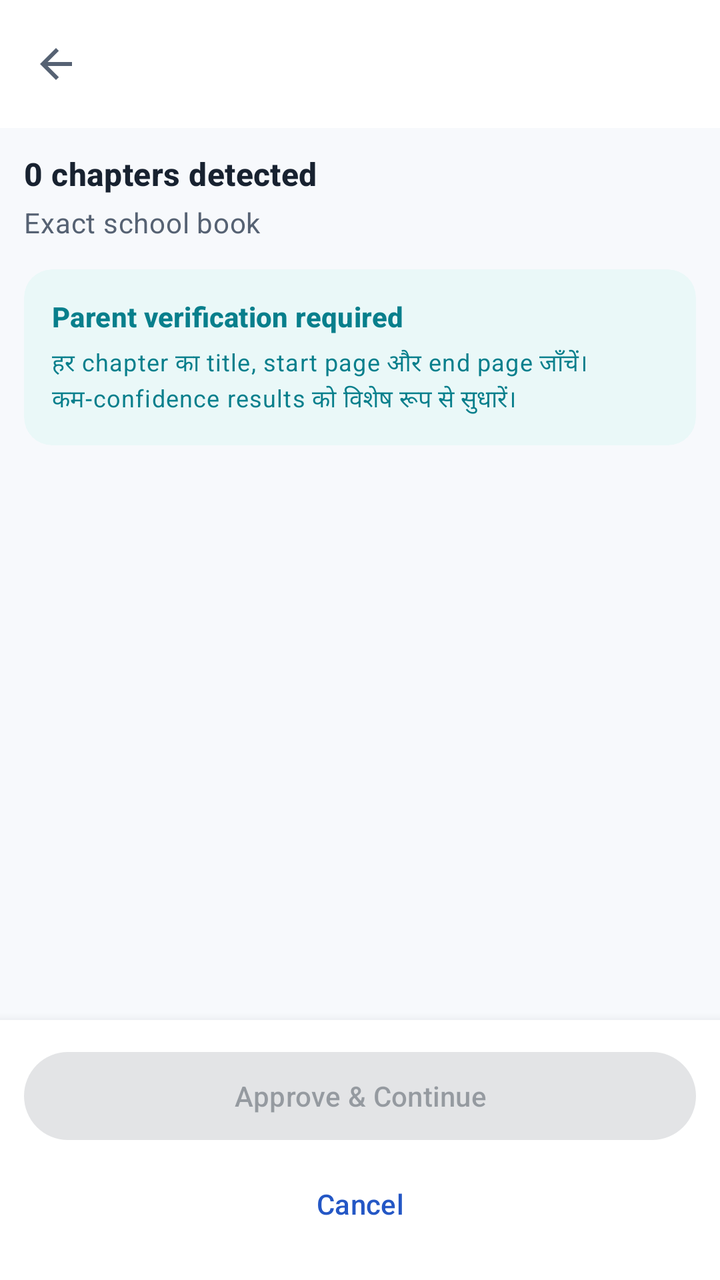
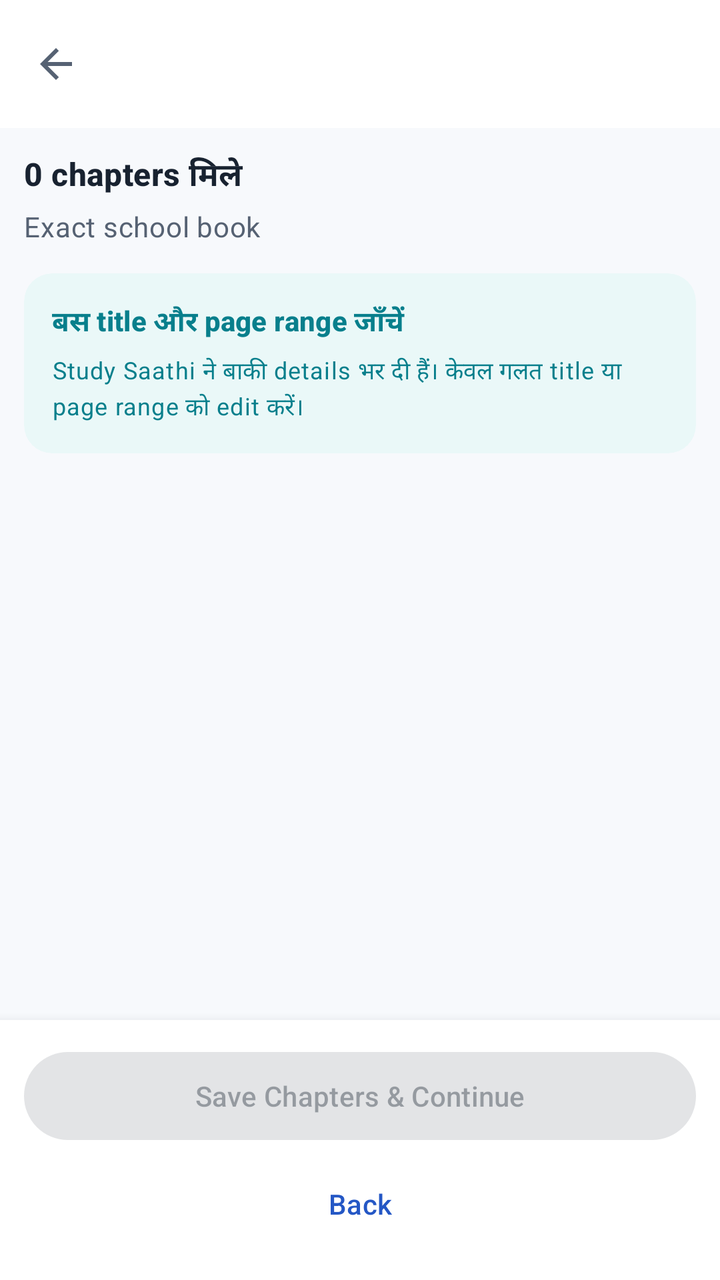

Compare the two renders of this Android layout. The source of the first and the diff that turns it into the second are given below.
<!-- AndroidManifest.xml: application theme Theme.StudySaathi -->
<!-- res/layout/activity_book_chapter_boundary_review.xml -->
<?xml version="1.0" encoding="utf-8"?>
<androidx.coordinatorlayout.widget.CoordinatorLayout
    xmlns:android="http://schemas.android.com/apk/res/android"
    xmlns:app="http://schemas.android.com/apk/res-auto"
    android:layout_width="match_parent"
    android:layout_height="match_parent"
    android:background="?android:attr/colorBackground">

    <com.google.android.material.appbar.MaterialToolbar
        android:id="@+id/chapterBoundaryReviewToolbar"
        android:layout_width="match_parent"
        android:layout_height="?attr/actionBarSize"
        android:background="?attr/colorSurface"
        android:elevation="0dp"
        android:title="Review Detected Chapters"
        app:navigationIcon="@drawable/ic_arrow_back"
        app:titleTextColor="?attr/colorOnSurface" />

    <LinearLayout
        android:layout_width="match_parent"
        android:layout_height="match_parent"
        android:orientation="vertical"
        android:paddingTop="?attr/actionBarSize">

        <LinearLayout
            android:layout_width="match_parent"
            android:layout_height="wrap_content"
            android:orientation="vertical"
            android:paddingStart="12dp"
            android:paddingTop="12dp"
            android:paddingEnd="12dp">

            <TextView
                android:id="@+id/chapterBoundaryReviewSummaryTextView"
                android:layout_width="match_parent"
                android:layout_height="wrap_content"
                android:text="0 chapters detected"
                android:textAppearance="?attr/textAppearanceTitleMedium"
                android:textColor="?attr/colorOnSurface"
                android:textStyle="bold" />

            <TextView
                android:id="@+id/chapterBoundaryReviewBookTitleTextView"
                android:layout_width="match_parent"
                android:layout_height="wrap_content"
                android:layout_marginTop="4dp"
                android:ellipsize="end"
                android:maxLines="2"
                android:text="Exact school book"
                android:textAppearance="?attr/textAppearanceBodyMedium"
                android:textColor="?attr/colorOnSurfaceVariant" />

            <com.google.android.material.card.MaterialCardView
                android:id="@+id/chapterBoundaryReviewWarningCard"
                android:layout_width="match_parent"
                android:layout_height="wrap_content"
                android:layout_marginTop="14dp"
                app:cardBackgroundColor="?attr/colorSecondaryContainer"
                app:cardCornerRadius="14dp"
                app:cardElevation="0dp"
                app:strokeWidth="0dp">

                <LinearLayout
                    android:layout_width="match_parent"
                    android:layout_height="wrap_content"
                    android:orientation="vertical"
                    android:padding="14dp">

                    <TextView
                        android:layout_width="match_parent"
                        android:layout_height="wrap_content"
                        android:text="Parent verification required"
                        android:textAppearance="?attr/textAppearanceTitleSmall"
                        android:textColor="?attr/colorOnSecondaryContainer"
                        android:textStyle="bold" />

                    <TextView
                        android:id="@+id/chapterBoundaryReviewWarningTextView"
                        android:layout_width="match_parent"
                        android:layout_height="wrap_content"
                        android:layout_marginTop="5dp"
                        android:lineSpacingExtra="2dp"
                        android:text="हर chapter का title, start page और end page जाँचें। कम-confidence results को विशेष रूप से सुधारें।"
                        android:textAppearance="?attr/textAppearanceBodySmall"
                        android:textColor="?attr/colorOnSecondaryContainer" />

                </LinearLayout>

            </com.google.android.material.card.MaterialCardView>

        </LinearLayout>

        <androidx.recyclerview.widget.RecyclerView
            android:id="@+id/chapterBoundaryReviewRecyclerView"
            android:layout_width="match_parent"
            android:layout_height="0dp"
            android:layout_weight="1"
            android:clipToPadding="false"
            android:paddingStart="12dp"
            android:paddingTop="12dp"
            android:paddingEnd="12dp"
            android:paddingBottom="12dp"
            android:scrollbars="vertical" />

        <LinearLayout
            android:id="@+id/chapterBoundaryReviewActionsContainer"
            android:layout_width="match_parent"
            android:layout_height="wrap_content"
            android:background="?attr/colorSurface"
            android:elevation="8dp"
            android:orientation="vertical"
            android:paddingStart="12dp"
            android:paddingTop="12dp"
            android:paddingEnd="12dp"
            android:paddingBottom="14dp">

            <com.google.android.material.button.MaterialButton
                android:id="@+id/approveChapterBoundariesButton"
                style="@style/Widget.Material3.Button"
                android:layout_width="match_parent"
                android:layout_height="wrap_content"
                android:enabled="false"
                android:minHeight="52dp"
                android:text="Approve &amp; Continue"
                android:textAllCaps="false" />

            <com.google.android.material.button.MaterialButton
                android:id="@+id/cancelChapterBoundaryReviewButton"
                style="@style/Widget.Material3.Button.TextButton"
                android:layout_width="match_parent"
                android:layout_height="wrap_content"
                android:layout_marginTop="4dp"
                android:minHeight="48dp"
                android:text="Cancel"
                android:textAllCaps="false" />

        </LinearLayout>

        <LinearLayout
            android:id="@+id/chapterBoundaryReviewLoadingContainer"
            android:layout_width="match_parent"
            android:layout_height="match_parent"
            android:gravity="center"
            android:orientation="vertical"
            android:padding="12dp"
            android:visibility="gone">

            <com.google.android.material.progressindicator.CircularProgressIndicator
                android:layout_width="48dp"
                android:layout_height="48dp"
                android:indeterminate="true" />

            <TextView
                android:id="@+id/chapterBoundaryReviewLoadingTextView"
                android:layout_width="wrap_content"
                android:layout_height="wrap_content"
                android:layout_marginTop="12dp"
                android:text="Preparing chapter review…"
                android:textAppearance="?attr/textAppearanceBodyMedium"
                android:textColor="?attr/colorOnSurfaceVariant" />

        </LinearLayout>

    </LinearLayout>

</androidx.coordinatorlayout.widget.CoordinatorLayout>
<!-- resources referenced by this layout -->
<resources>
  <!-- drawable ic_arrow_back (drawable) -->
  <?xml version="1.0" encoding="utf-8"?>
  <vector xmlns:android="http://schemas.android.com/apk/res/android"
      android:width="24dp"
      android:height="24dp"
      android:viewportWidth="24"
      android:viewportHeight="24">
  
      <path
          android:fillColor="?attr/colorControlNormal"
          android:pathData="M20,11H7.83l5.59,-5.59L12,4l-8,8 8,8 1.42,-1.41L7.83,13H20v-2z" />
  
  </vector>
  <color name="ss_primary">#2457C5</color>
  <color name="ss_on_primary">#FFFFFF</color>
  <color name="ss_blue_soft">#EAF2FF</color>
  <color name="ss_primary_dark">#173F99</color>
  <color name="ss_secondary">#087F8C</color>
  <color name="ss_on_secondary">#FFFFFF</color>
  <color name="ss_teal_soft">#EAF8F8</color>
  <color name="ss_tertiary">#8A5A00</color>
  <color name="ss_on_tertiary">#FFFFFF</color>
  <color name="ss_yellow_soft">#FFF8E8</color>
  <color name="ss_background">#F7F9FC</color>
  <color name="ss_surface">#FFFFFF</color>
  <color name="ss_surface_soft">#F0F4FA</color>
  <color name="ss_text_primary">#182230</color>
  <color name="ss_text_secondary">#566273</color>
  <color name="ss_outline">#D6DEE9</color>
  <color name="ss_error">#BA1A1A</color>
  <color name="white">#FFFFFFFF</color>
  <color name="ss_red_soft">#FFF0F0</color>
  <!-- drawable bg_app_soft_mix (drawable) -->
  <?xml version="1.0" encoding="utf-8"?>
  <shape xmlns:android="http://schemas.android.com/apk/res/android"
      android:shape="rectangle">
  
      <gradient
          android:angle="270"
          android:centerColor="#F2FBF3"
          android:endColor="#EEF7FF"
          android:startColor="#FFF2F2"
          android:type="linear" />
  
  </shape>
  <!-- unchanged entries left out for length: 1 -->
</resources>

<!-- the commit's change to res/layout/activity_book_chapter_boundary_review.xml (unified diff, before → after) -->
@@ -12,7 +12,7 @@
         android:layout_height="?attr/actionBarSize"
         android:background="?attr/colorSurface"
         android:elevation="0dp"
-        android:title="Review Detected Chapters"
+        android:title="Step 2 • Check Chapters"
         app:navigationIcon="@drawable/ic_arrow_back"
         app:titleTextColor="?attr/colorOnSurface" />
 
@@ -34,7 +34,7 @@
                 android:id="@+id/chapterBoundaryReviewSummaryTextView"
                 android:layout_width="match_parent"
                 android:layout_height="wrap_content"
-                android:text="0 chapters detected"
+                android:text="0 chapters मिले"
                 android:textAppearance="?attr/textAppearanceTitleMedium"
                 android:textColor="?attr/colorOnSurface"
                 android:textStyle="bold" />
@@ -69,7 +69,7 @@
                     <TextView
                         android:layout_width="match_parent"
                         android:layout_height="wrap_content"
-                        android:text="Parent verification required"
+                        android:text="बस title और page range जाँचें"
                         android:textAppearance="?attr/textAppearanceTitleSmall"
                         android:textColor="?attr/colorOnSecondaryContainer"
                         android:textStyle="bold" />
@@ -80,7 +80,7 @@
                         android:layout_height="wrap_content"
                         android:layout_marginTop="5dp"
                         android:lineSpacingExtra="2dp"
-                        android:text="हर chapter का title, start page और end page जाँचें। कम-confidence results को विशेष रूप से सुधारें।"
+                        android:text="Study Saathi ने बाकी details भर दी हैं। केवल गलत title या page range को edit करें।"
                         android:textAppearance="?attr/textAppearanceBodySmall"
                         android:textColor="?attr/colorOnSecondaryContainer" />
 
@@ -121,7 +121,7 @@
                 android:layout_height="wrap_content"
                 android:enabled="false"
                 android:minHeight="52dp"
-                android:text="Approve &amp; Continue"
+                android:text="Save Chapters &amp; Continue"
                 android:textAllCaps="false" />
 
             <com.google.android.material.button.MaterialButton
@@ -131,7 +131,7 @@
                 android:layout_height="wrap_content"
                 android:layout_marginTop="4dp"
                 android:minHeight="48dp"
-                android:text="Cancel"
+                android:text="Back"
                 android:textAllCaps="false" />
 
         </LinearLayout>
@@ -155,7 +155,7 @@
                 android:layout_width="wrap_content"
                 android:layout_height="wrap_content"
                 android:layout_marginTop="12dp"
-                android:text="Preparing chapter review…"
+                android:text="Chapters तैयार किए जा रहे हैं…"
                 android:textAppearance="?attr/textAppearanceBodyMedium"
                 android:textColor="?attr/colorOnSurfaceVariant" />
 
